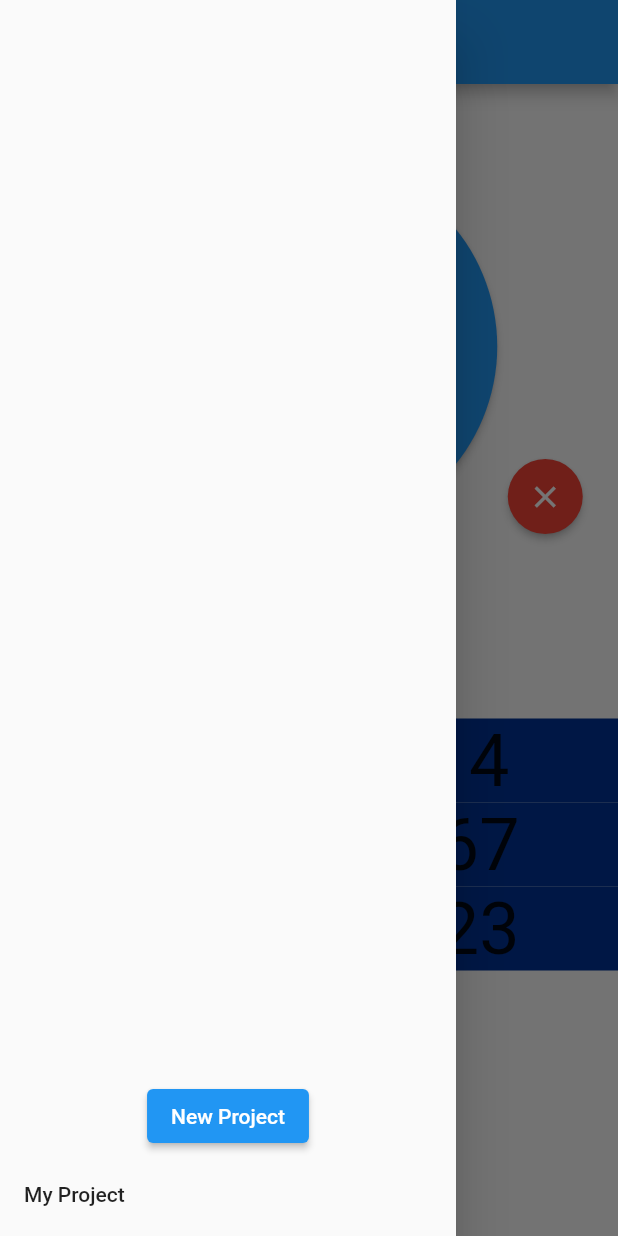
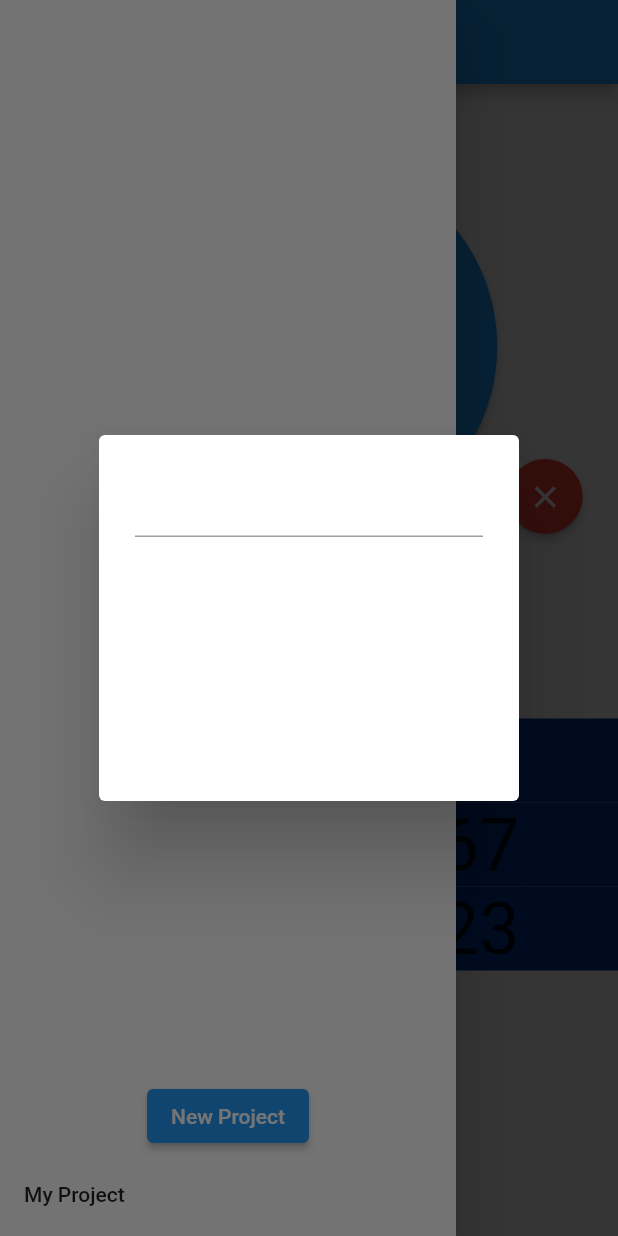
Before and after one commit to AlmondBranchh/CrochetCounter, a Flutter app: the screen it shows after launch, in the side drawer, after a tap on "New Project", on a phone screen of 412 x 824 dp. Run offline on Flutter 3.47's test engine with Material 2 defaults, Android fonts, the phone set to English and light mode, and no system bars.

Commit message:
Added new project alert Dialog

```diff
--- a/lib/screens/nav_bar.dart
+++ b/lib/screens/nav_bar.dart
@@ -1,5 +1,6 @@
 import 'package:crochet_counter/project.dart';
 import 'package:flutter/material.dart';
+import 'package:crochet_counter/widgets/create_new_project.dart';
 
 class NavBar extends StatefulWidget {
   const NavBar({Key? key}) : super(key: key);
@@ -13,7 +14,13 @@ class _NavBarState extends State<NavBar> {
   Widget build(BuildContext context) {
 
     void newProjectPressed(){
-
+      showDialog(
+          context: context,
+          builder: (BuildContext context) {
+            return NewProjectWindow();
+          }
+      ).then((value) => setState((){})
+      );
     }
 
     return Drawer(
--- a/lib/widgets/create_new_project.dart
+++ b/lib/widgets/create_new_project.dart
@@ -1 +1,27 @@
 import 'package:flutter/material.dart';
+
+class NewProjectWindow extends StatefulWidget {
+  const NewProjectWindow({Key? key}) : super(key: key);
+
+  @override
+  State<NewProjectWindow> createState() => _NewProjectWindowState();
+}
+
+class _NewProjectWindowState extends State<NewProjectWindow> {
+  @override
+  Widget build(BuildContext context) {
+    return AlertDialog(
+        content: SizedBox(
+          width: 200,
+          height: 200,
+          child: Column(
+            children: [
+              TextField(
+
+              )
+            ],
+          ),
+        ),
+    );
+  }
+}
```
